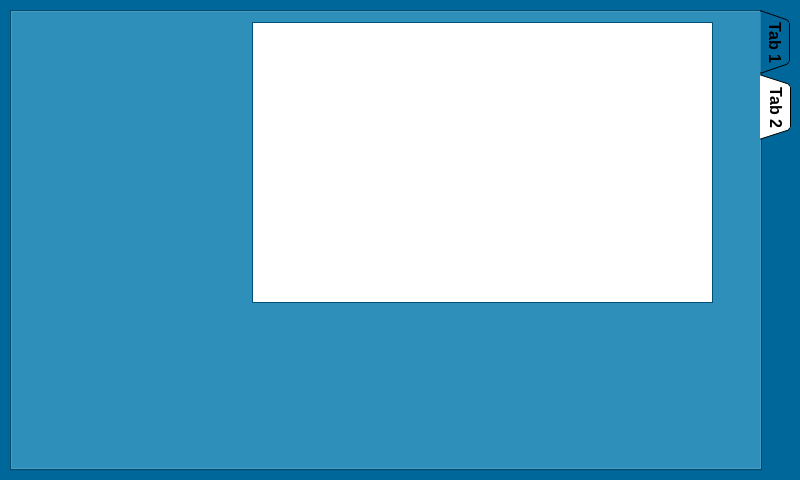
kimphg/rasPi, file mainwindow.ui: the form before one commit.
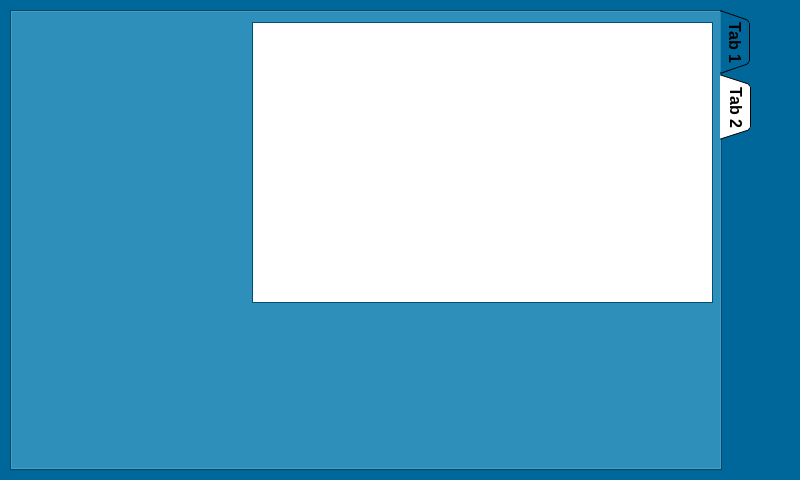
The form after the commit. The open tabs and pages were chosen to show the change. Icons and pictures are not drawn.

Commit message: on off button

The edit to the form file:
```diff
--- a/mainwindow.ui
+++ b/mainwindow.ui
@@ -441,7 +441,7 @@
      <rect>
       <x>10</x>
       <y>10</y>
-      <width>781</width>
+      <width>741</width>
       <height>461</height>
      </rect>
     </property>
```
Left out of the diff: 4 changed lines with no effect on the pictures. The commit also changes 2 other files.
